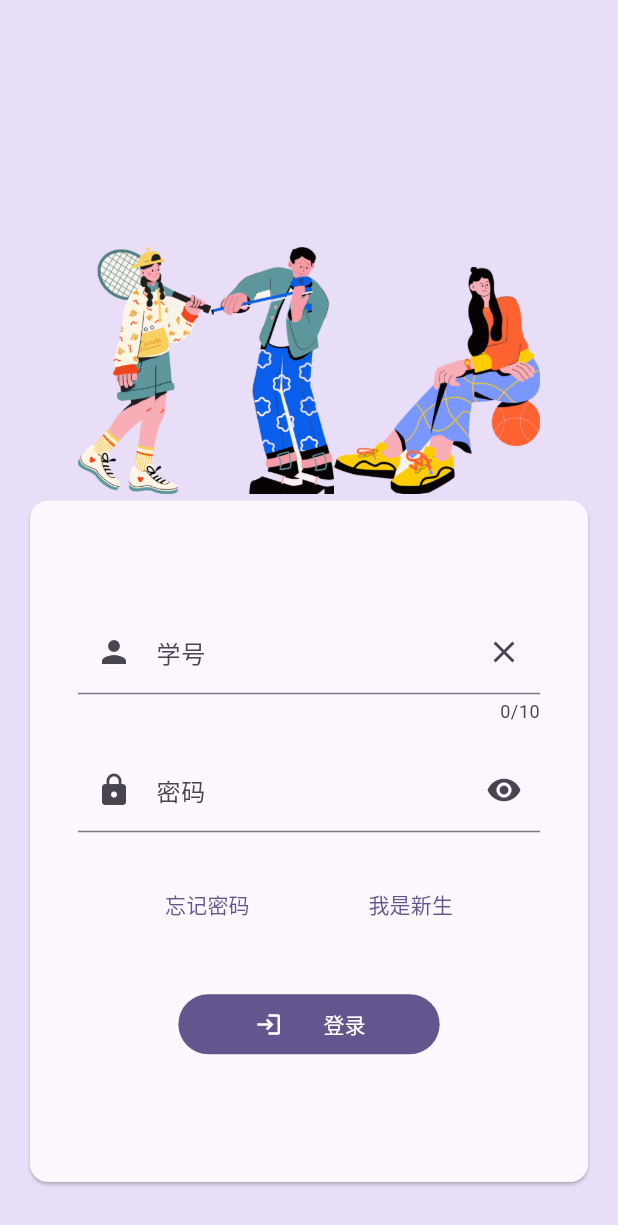
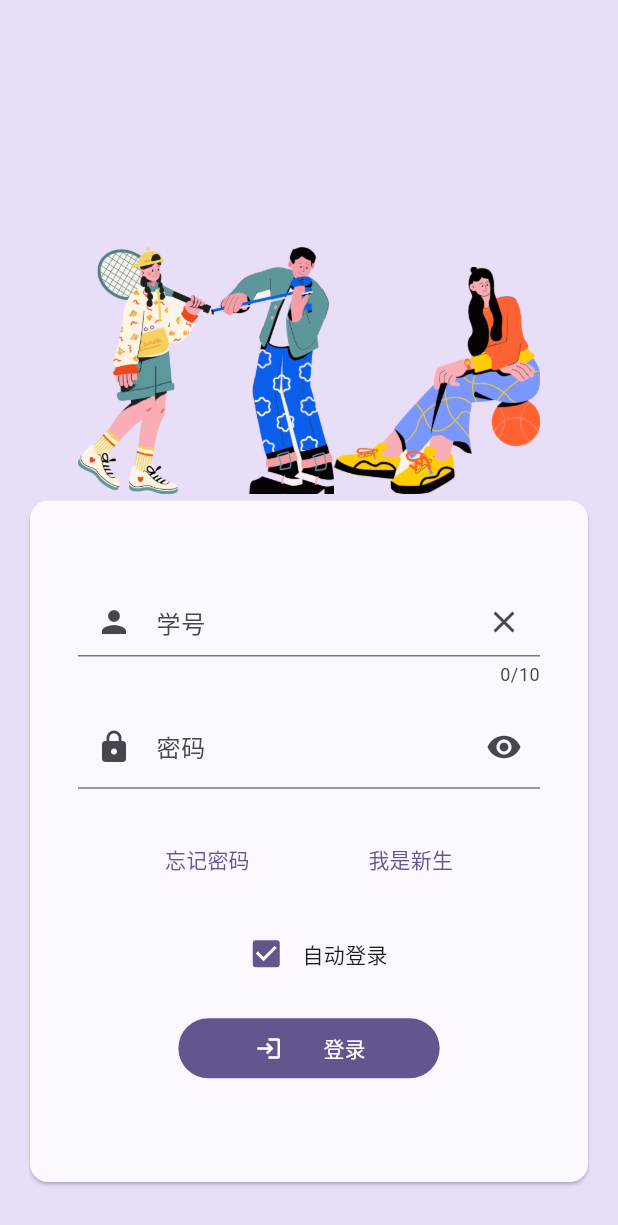
Before and after one commit to Ant0nnnnnnnny/iUPC, a Flutter app: the LoginPage screen opened directly, on a phone screen of 412 x 824 dp. Shown: the top 1225 px of the screen. Run offline on Flutter 3.47's test engine with Material 2 defaults, Android fonts, the light colour scheme and no system bars; our stand-ins replace dio, get; missing offline and left inert: beautiful_soup_dart, flutter_qjs.

Commit message:
Add auto login checkbox

```diff
--- a/lib/pages/login/state.dart
+++ b/lib/pages/login/state.dart
@@ -1,7 +1,6 @@
 import 'package:flutter/material.dart';
 import 'package:get/get.dart';
 
-import '../../global_state.dart';
 enum SendingBtnSate {
   normal(0),
   sending(1),
@@ -22,7 +21,8 @@ class LoginState {
   //2: 发送成功
   //3: 发送失败
   var verifyState = SendingBtnSate.normal.obs;
-  late ColorScheme colorScheme ;
+
+  var isChecked = true.obs;
 
   late Rx<bool> visibility;
   LoginState() {
@@ -32,7 +32,5 @@ class LoginState {
 
        formKey = GlobalKey<FormState>();
     visibility = false.obs;
-    colorScheme= ColorScheme.fromSeed(brightness: Get.find<GlobalState>().lightMode.value? Brightness.light:Brightness.dark,
-        seedColor: Get.find<GlobalState>().themeSeed.value.color);
   }
 }
--- a/lib/pages/login/view.dart
+++ b/lib/pages/login/view.dart
@@ -13,13 +13,12 @@ class LoginPage extends StatelessWidget {
 
     return Scaffold(
       extendBody: true,
-      backgroundColor: state.colorScheme.secondaryContainer,
+      backgroundColor: Theme.of(context).colorScheme.secondaryContainer,
       body: SafeArea(
         child: Flex(
           direction: Axis.vertical,
           children: [
-           const Spacer(),
-
+            const Spacer(),
             Flexible(
               flex: 1,
               child: Flex(
@@ -45,18 +44,18 @@ class LoginPage extends StatelessWidget {
                 ],
               ),
             ),
-            _generateInput(state: state, logic: logic)
+            _generateInput(state: state, logic: logic,context: context)
           ],
         ),
       ),
     );
   }
 
-  Widget _generateInput({required state, logic}) {
+  Widget _generateInput({required state, logic,context}) {
     List<Widget> btnIconList = [
       const Icon(Icons.login),
       CircularProgressIndicator(
-        color: state.colorScheme.onPrimary,
+        color: Theme.of(context).colorScheme.onPrimary,
       ),
       const Icon(Icons.done),
       const Icon(Icons.close)
@@ -66,7 +65,7 @@ class LoginPage extends StatelessWidget {
       child: Padding(
         padding: const EdgeInsets.only(left: 16, right: 16, bottom: 32),
         child: Card(
-          color: state.colorScheme.background,
+          color: Theme.of(context).colorScheme.background,
           child: Container(
             margin: const EdgeInsets.all(32),
             child: Form(
@@ -166,6 +165,23 @@ class LoginPage extends StatelessWidget {
                     ),
                   ),
                   Flexible(
+                      child: Flex(
+                    mainAxisAlignment: MainAxisAlignment.center,
+                    direction: Axis.horizontal,
+                    children: [
+                      Flexible(
+                        child: Obx(() {
+                          return Checkbox(
+                              value: state.isChecked.value,
+                              onChanged: (value) {
+                                state.isChecked.value = value!;
+                              });
+                        }),
+                      ),
+                      const Flexible(child: Text('自动登录'))
+                    ],
+                  )),
+                  Flexible(
                     child: Padding(
                       padding: const EdgeInsets.all(16),
                       child: FilledButton(
@@ -175,21 +191,18 @@ class LoginPage extends StatelessWidget {
                           if (state.formKey.currentState!.validate()) {
                             logic.login();
                             state.verifyState.value = SendingBtnSate.sending;
-                            print(state.verifyState.value);
+
                             Future.delayed(const Duration(seconds: 1), () {
                               state.verifyState.value = SendingBtnSate.success;
-                              print(state.verifyState.value);
 
                               Future.delayed(const Duration(seconds: 1), () {
                                 state.verifyState.value =
                                     SendingBtnSate.sending;
-                                print(state.verifyState.value);
 
                                 Future.delayed(const Duration(seconds: 1), () {
                                   // Process data.
                                   state.verifyState.value =
                                       SendingBtnSate.failed;
-                                  print(state.verifyState.value);
 
                                   Future.delayed(const Duration(seconds: 1),
                                       () {
```
Also changed, not shown: lib/pages/login/logic.dart (+25 -6 lines).
